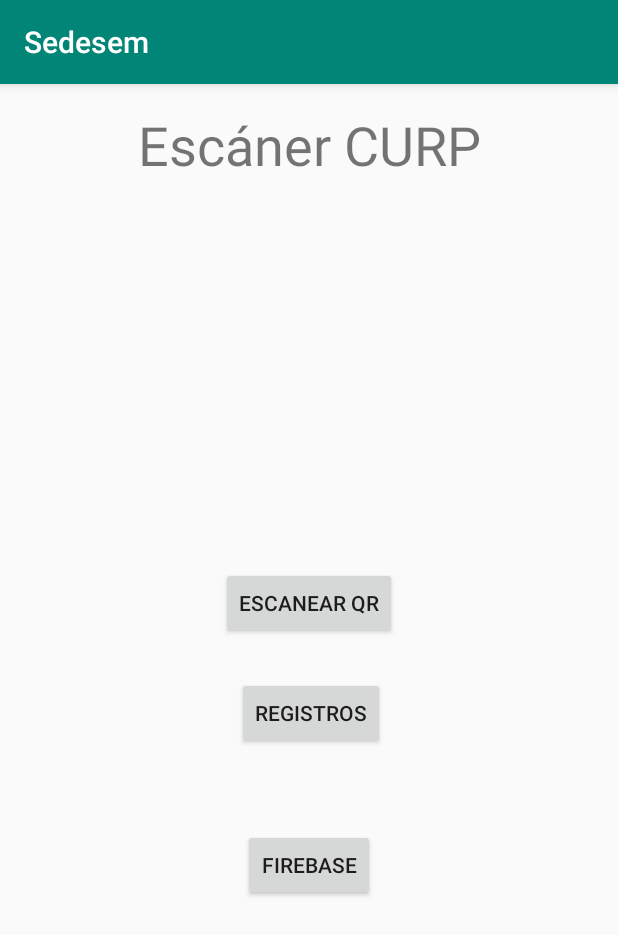
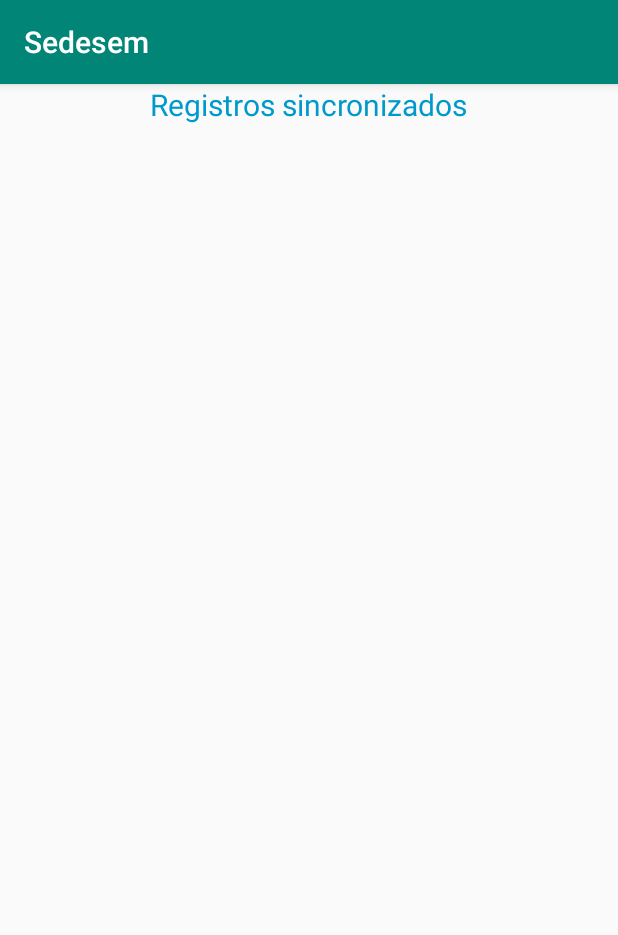
Before and after one commit to Abner421/SEDESEM-CURP, an Android app: the screen it shows after launch (MainActivity before the commit, regsFire after it), after a tap on "FIREBASE", on a phone screen of 412 x 824 dp. Shown: the top 935 px of the screen. Run offline under Robolectric (Android 15) with nearby library versions, the phone set to English and light mode, and no system bars; our stand-ins replace Firebase (no records; nobody signed in at launch, a user with empty details on screens opened directly); 1 statement that could not run was skipped.

Commit message:
v1.0 aplicación

```diff
--- a/app/src/main/java/com/example/sedesem/MainActivity.java
+++ b/app/src/main/java/com/example/sedesem/MainActivity.java
@@ -22,6 +22,8 @@ import androidx.core.content.ContextCompat;
 import com.example.sedesem.*;
 import com.example.sedesem.BaseDatos.Registros;
 import com.example.sedesem.BaseDatos.conexionFirebase;
+import com.google.firebase.database.DatabaseReference;
+import com.google.firebase.database.FirebaseDatabase;
 
 public class MainActivity extends AppCompatActivity implements View.OnClickListener, ActivityCompat.OnRequestPermissionsResultCallback {
 
@@ -38,6 +40,11 @@ public class MainActivity extends AppCompatActivity implements View.OnClickListe
         setContentView(R.layout.activity_main);
 
         ActivityCompat.requestPermissions(MainActivity.this, new String[]{Manifest.permission.CAMERA, Manifest.permission.ACCESS_FINE_LOCATION, Manifest.permission.WRITE_EXTERNAL_STORAGE, Manifest.permission.ACCESS_COARSE_LOCATION}, 1);
+
+        FirebaseDatabase.getInstance().setPersistenceEnabled(true);
+
+        DatabaseReference curpRef = FirebaseDatabase.getInstance().getReference("registros");
+        curpRef.keepSynced(true);
 
         initViews();
         if (ActivityCompat.checkSelfPermission(this, Manifest.permission.ACCESS_FINE_LOCATION) != PackageManager.PERMISSION_GRANTED) {
--- /dev/null
+++ b/app/src/main/java/com/example/sedesem/regsFire.java
@@ -0,0 +1,106 @@
+package com.example.sedesem;
+
+import androidx.annotation.NonNull;
+import androidx.appcompat.app.AppCompatActivity;
+import androidx.recyclerview.widget.LinearLayoutManager;
+import androidx.recyclerview.widget.RecyclerView;
+
+import android.content.Context;
+import android.os.Bundle;
+import android.provider.ContactsContract;
+import android.util.Log;
+import android.view.LayoutInflater;
+import android.view.View;
+import android.view.ViewGroup;
+import android.widget.ArrayAdapter;
+import android.widget.ListView;
+import android.widget.TextView;
+import android.widget.Toast;
+
+import com.example.sedesem.BaseDatos.Persona;
+import com.google.firebase.database.ChildEventListener;
+import com.google.firebase.database.DataSnapshot;
+import com.google.firebase.database.DatabaseError;
+import com.google.firebase.database.DatabaseReference;
+import com.google.firebase.database.FirebaseDatabase;
+import com.google.firebase.database.GenericTypeIndicator;
+import com.google.firebase.database.ValueEventListener;
+
+import java.lang.reflect.Array;
+import java.util.ArrayList;
+import java.util.Arrays;
+import java.util.Collections;
+import java.util.HashMap;
+import java.util.List;
+import java.util.Vector;
+
+public class regsFire extends AppCompatActivity implements View.OnClickListener {
+
+    private static final String TAG = "Registros";
+
+    DatabaseReference mRootReference;
+
+    private TextView regCURP;
+
+    String curp;
+
+    Vector<String> regs;
+
+    @Override
+    public void onCreate(Bundle savedInstanceState) {
+        super.onCreate(savedInstanceState);
+        setContentView(R.layout.activity_regs_fire);
+
+        mRootReference = FirebaseDatabase.getInstance().getReference();
+
+        solicitarDatosBase();
+    }
+
+    private void solicitarDatosBase() {
+        final ListView registrosFirebase = findViewById(R.id.registrosFirebase);
+        final ArrayList<String> curps = new ArrayList<String>();
+        mRootReference.child("registros").addValueEventListener(new ValueEventListener() {
+            @Override
+            public void onDataChange(@NonNull DataSnapshot dataSnapshot) {
+                for (final DataSnapshot snapshot : dataSnapshot.getChildren()) {
+                    /*mRootReference.child("registros").child(snapshot.getKey()).addValueEventListener(new ValueEventListener() {
+
+                        public void onDataChange(@NonNull DataSnapshot dataSnapshot) {
+                            Persona persona = snapshot.getValue(Persona.class);
+                            String nombre = persona.getNombre();
+                            curp = persona.getCurp_id();
+
+                            Log.i("Nombre:", "" + nombre);
+                            Log.i("Curp:", "" + curp);
+
+                            curps.add(persona.getCurp_id());
+                        }
+
+                        @Override
+                        public void onCancelled(@NonNull DatabaseError databaseError) {
+
+                        }
+                    });*/
+                    Log.i("CURP: ", snapshot.getKey());
+                    curps.add(snapshot.getKey());
+                }
+                ArrayAdapter adaptar = new ArrayAdapter(regsFire.this, android.R.layout.simple_list_item_1, curps);
+                registrosFirebase.setAdapter(adaptar);
+            }
+
+            @Override
+            public void onCancelled(@NonNull DatabaseError databaseError) {
+
+            }
+        });
+
+        ArrayAdapter<String> adaptador = new ArrayAdapter<>(this, android.R.layout.simple_list_item_1, curps);
+        registrosFirebase.setAdapter(adaptador);
+    }
+
+    @Override
+    public void onClick(View v) {
+
+    }
+
+}
--- a/app/src/main/res/layout/activity_main.xml
+++ b/app/src/main/res/layout/activity_main.xml
@@ -35,8 +35,10 @@
         android:id="@+id/btnScanBarcode"
         android:layout_width="wrap_content"
         android:layout_height="wrap_content"
-        android:layout_marginTop="322dp"
+        android:layout_marginTop="196dp"
+        android:width="150dp"
         android:text="Escanear QR"
+        android:textAlignment="center"
         app:layout_constraintEnd_toEndOf="parent"
         app:layout_constraintStart_toStartOf="parent"
         app:layout_constraintTop_toTopOf="parent" />
@@ -45,20 +47,31 @@
         android:id="@+id/btnRegistros"
         android:layout_width="wrap_content"
         android:layout_height="wrap_content"
-        android:layout_marginTop="25dp"
-        android:layout_marginEnd="8dp"
+        android:layout_marginTop="22dp"
+        android:width="150dp"
         android:text="Registros"
-        app:layout_constraintEnd_toEndOf="@+id/btnScanBarcode"
+        app:layout_constraintStart_toStartOf="@+id/btnScanBarcode"
         app:layout_constraintTop_toBottomOf="@+id/btnScanBarcode" />
 
     <Button
         android:id="@+id/btnFirebase"
         android:layout_width="wrap_content"
         android:layout_height="wrap_content"
-        android:layout_marginStart="4dp"
-        android:layout_marginTop="53dp"
+        android:layout_marginTop="22dp"
+        android:width="150dp"
         android:text="Firebase"
         app:layout_constraintStart_toStartOf="@+id/btnRegistros"
         app:layout_constraintTop_toBottomOf="@+id/btnRegistros" />
 
+    <TextView
+        android:id="@+id/txtVer"
+        android:layout_width="wrap_content"
+        android:layout_height="wrap_content"
+        android:layout_marginEnd="16dp"
+        android:layout_marginBottom="16dp"
+        android:text="v1.0"
+        android:textSize="15sp"
+        app:layout_constraintBottom_toBottomOf="parent"
+        app:layout_constraintEnd_toEndOf="parent" />
+
 </androidx.constraintlayout.widget.ConstraintLayout>
--- a/app/src/main/res/layout/activity_registros.xml
+++ b/app/src/main/res/layout/activity_registros.xml
@@ -10,13 +10,13 @@
     <LinearLayout
         android:layout_width="match_parent"
         android:layout_height="wrap_content"
-        android:orientation="vertical">
+        android:orientation="horizontal">
         <Button
             android:id="@+id/buttonSave"
             android:layout_width="wrap_content"
             android:layout_height="wrap_content"
             android:layout_weight="1"
-            android:text="Guardar" />
+            android:text="Escanear" />
 
         <Button
             android:id="@+id/btnSync"
--- /dev/null
+++ b/app/src/main/res/layout/activity_regs_fire.xml
@@ -0,0 +1,28 @@
+<?xml version="1.0" encoding="utf-8"?>
+<LinearLayout xmlns:android="http://schemas.android.com/apk/res/android"
+    xmlns:app="http://schemas.android.com/apk/res-auto"
+    xmlns:tools="http://schemas.android.com/tools"
+    android:layout_width="match_parent"
+    android:layout_height="match_parent"
+    android:orientation="vertical"
+    tools:context=".regsFire">
+
+    <LinearLayout
+        android:layout_width="match_parent"
+        android:layout_height="wrap_content"
+        android:orientation="vertical">
+
+        <TextView
+            android:layout_width="wrap_content"
+            android:layout_height="wrap_content"
+            android:layout_gravity="center"
+            android:text="Registros sincronizados"
+            android:textColor="@android:color/holo_blue_dark"
+            android:textSize="20sp" />
+    </LinearLayout>
+
+    <ListView
+        android:id="@+id/registrosFirebase"
+        android:layout_width="match_parent"
+        android:layout_height="wrap_content" />
+</LinearLayout>
```
Also changed, not shown: app/src/main/java/com/example/sedesem/BaseDatos/conexionFirebase.java (+25 -16 lines), app/src/main/res/layout/activity_conexion_firebase.xml (+14 -5 lines).
